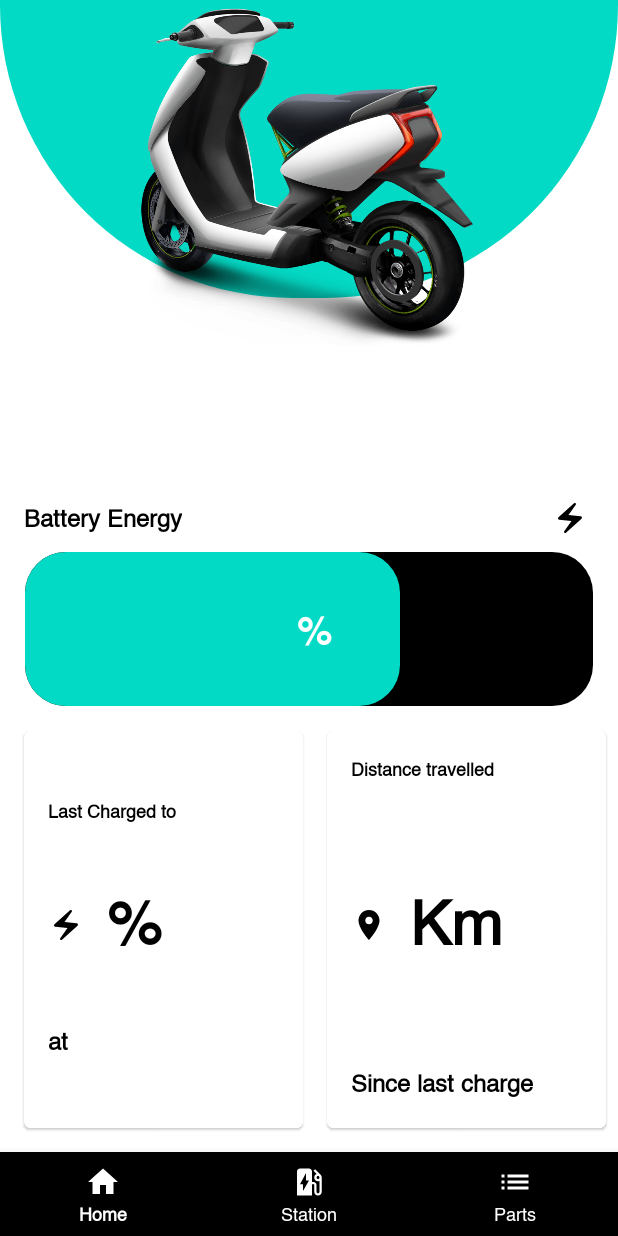
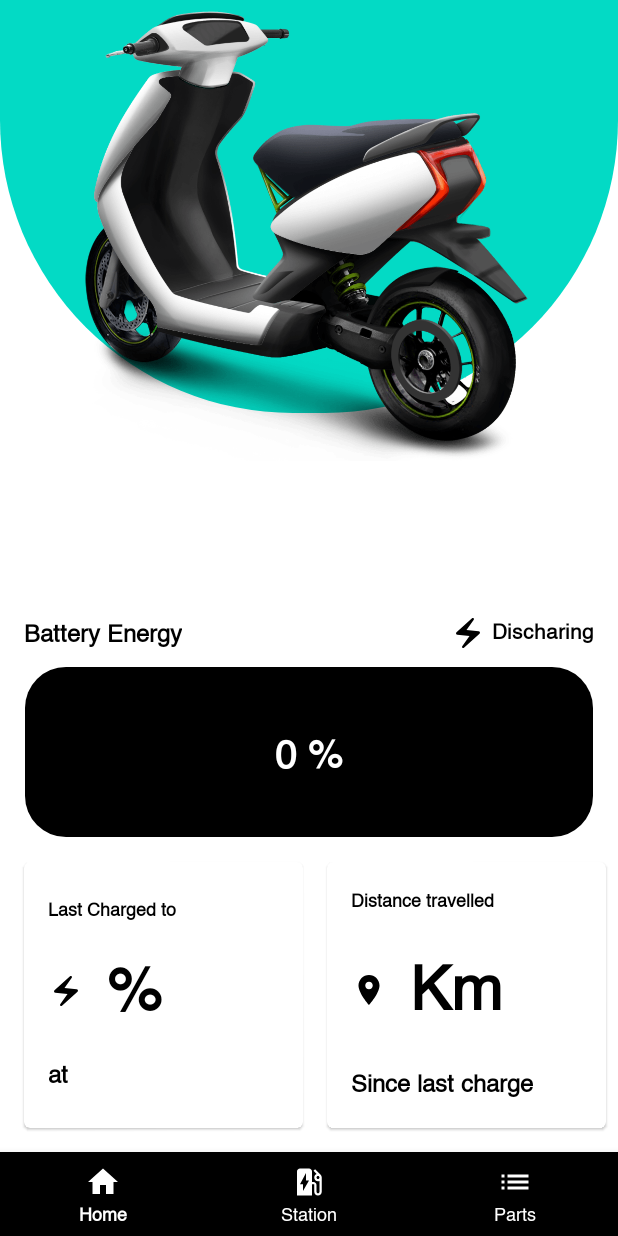
Before and after one commit to DeeAndroid/NammaEv, an Android app: the screen it shows after launch (MainActivity), on a phone screen of 412 x 824 dp. Run offline under Robolectric (Android 15) with nearby library versions, the phone set to English and light mode, and no system bars; our stand-ins replace data binding, navigation-ui, sdp/ssp sizes; libraries missing offline, so code that uses them is left out: com.facebook.stetho; pictures from the network do not load; 2 statements that could not run were skipped.

Commit message:
chore: range added

```diff
--- a/app/src/main/java/com/nammaev/data/network/api/response/ResUser.kt
+++ b/app/src/main/java/com/nammaev/data/network/api/response/ResUser.kt
@@ -13,7 +13,7 @@ data class ResUserData(
     val rideStateFromLastCharge: String = "",
     val lastCharge: String = "",
     val name: String = "",
-    val health: String = "",
+    val health: Int = 0,
     val range: String = "",
     @SerializedName("_id") val id: String? = null,
     val vehicle: String = ""
--- a/app/src/main/java/com/nammaev/di/utility/BindingObjects.kt
+++ b/app/src/main/java/com/nammaev/di/utility/BindingObjects.kt
@@ -9,6 +9,12 @@ object BindingObjects {
     @BindingAdapter("textValuee", "symbol")
     fun textValueWith(textView: TextView, value: String, symbol: String) {
         textView.text = "$value $symbol"
+    }
+
+    @JvmStatic
+    @BindingAdapter("textValueWithPercent", "range")
+    fun textValueWithPercent(textView: TextView, value: String, range: String) {
+        textView.text = "$value % with $range Km range"
     }
 
     @JvmStatic
--- a/app/src/main/res/layout/fragment_home.xml
+++ b/app/src/main/res/layout/fragment_home.xml
@@ -35,7 +35,7 @@
             android:layout_width="wrap_content"
             android:layout_height="wrap_content"
             android:orientation="horizontal"
-            app:layout_constraintGuide_percent=".30" />
+            app:layout_constraintGuide_percent=".40" />
 
         <androidx.appcompat.widget.AppCompatTextView
             android:id="@+id/tvScooter"
@@ -75,23 +75,24 @@
             android:drawableStart="@drawable/ic_discharge"
             android:drawablePadding="@dimen/spacing_tiny"
             android:drawableTint="@color/black"
+            android:text="@string/label_discharging"
             android:textSize="@dimen/size_14"
             app:layout_constraintEnd_toEndOf="parent"
-            app:layout_constraintTop_toBottomOf="@+id/tvScooterName"
-            tools:text="Discharging" />
+            app:layout_constraintTop_toBottomOf="@+id/tvScooterName" />
 
         <ProgressBar
             android:id="@+id/pbBattery"
             style="@style/Widget.AppCompat.ProgressBar.Horizontal"
             android:layout_width="match_parent"
-            android:layout_height="@dimen/_96sdp"
+            android:layout_height="@dimen/_106sdp"
             android:layout_marginHorizontal="@dimen/spacing_normal"
             android:layout_marginVertical="@dimen/spacing_small"
             android:background="@drawable/progress_bg"
             android:orientation="horizontal"
-            android:progress="66"
+            android:progress="@{userData.health}"
             android:progressDrawable="@drawable/progress_drawable"
-            app:layout_constraintTop_toBottomOf="@+id/tvBattery" />
+            app:layout_constraintTop_toBottomOf="@+id/tvBattery"
+            tools:progress="66" />
 
         <androidx.appcompat.widget.AppCompatTextView
             android:id="@+id/tvBatteryPercent"
@@ -102,7 +103,8 @@
             app:layout_constraintEnd_toEndOf="@+id/pbBattery"
             app:layout_constraintStart_toStartOf="@+id/pbBattery"
             app:layout_constraintTop_toTopOf="@+id/pbBattery"
-            app:textValueWithPercent="@{userData.health}"
+            app:range="@{userData.range}"
+            app:textValueWithPercent="@{String.valueOf(userData.health)}"
             tools:text="66 %" />
 
         <com.google.android.material.card.MaterialCardView
--- a/app/src/main/res/values/strings.xml
+++ b/app/src/main/res/values/strings.xml
@@ -26,4 +26,5 @@
     <string name="action_rate">Rate</string>
     <string name="hint_type_here">Type here</string>
     <string name="action_buy">Buy</string>
+    <string name="label_discharging">Discharing</string>
 </resources>
```
